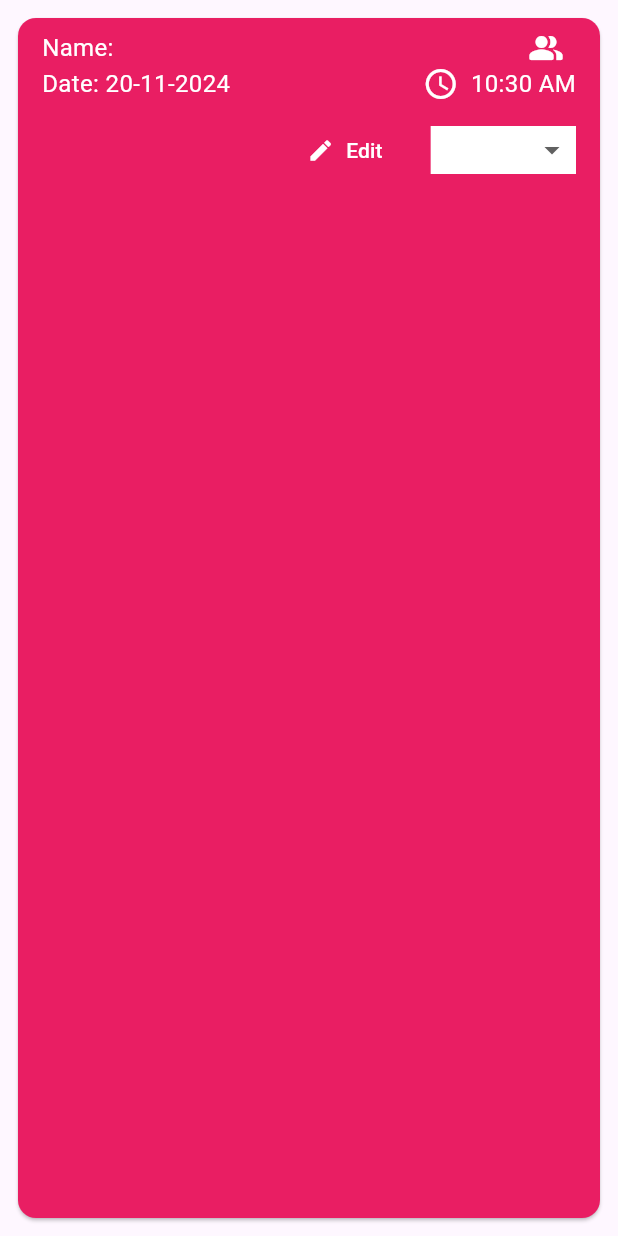
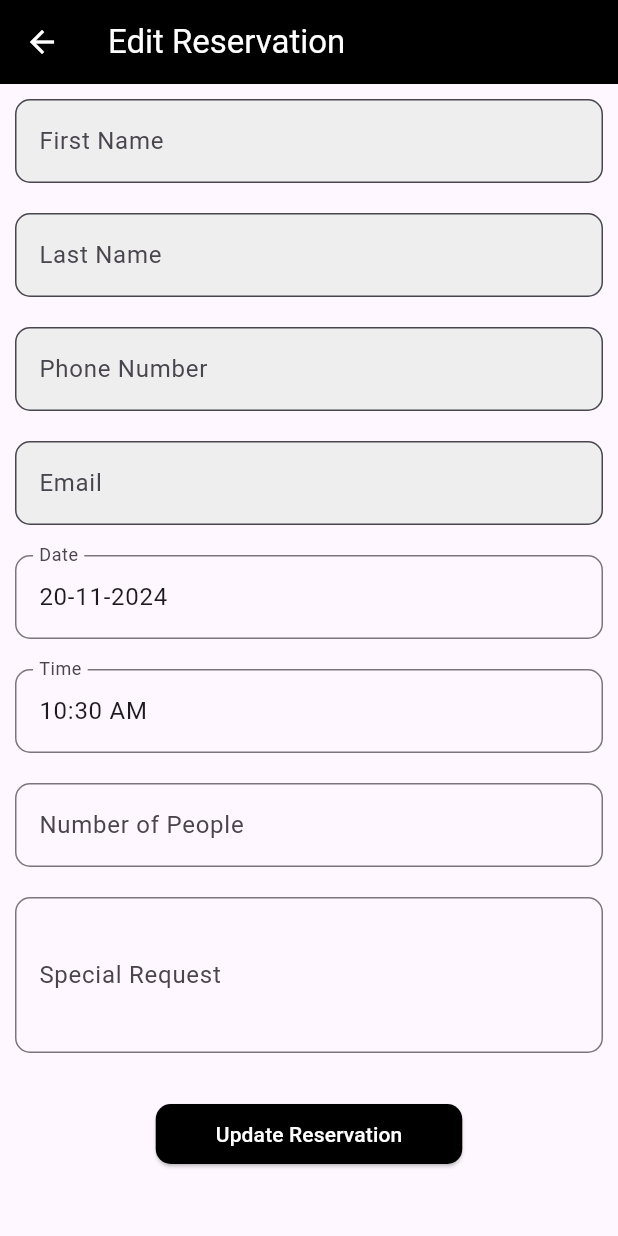
Before and after one commit to mousumi2002/Swift-Reservation, a Flutter app: the CardTile widget shown alone on an empty page, opened directly with empty values, after a tap on "Edit", on a phone screen of 412 x 824 dp. Run offline on Flutter 3.47's test engine with Material 3 defaults, Android fonts, the phone set to English and light mode, and no system bars; our stand-ins replace cloud_firestore, firebase_auth, firebase_core, firebase_ui_firestore, flutter_bloc, freezed_annotation and 1 more; accounts and stored records are empty.

Commit message:
Feat: Edit Reservation

```diff
--- a/lib/features/app/presentation/card_tile.dart
+++ b/lib/features/app/presentation/card_tile.dart
@@ -2,6 +2,7 @@ import 'package:cloud_firestore/cloud_firestore.dart';
 import 'package:firebase_auth/firebase_auth.dart';
 import 'package:flutter/material.dart';
 import 'package:intl/intl.dart';
+import 'package:swift_reservation/features/reservation/presentation/pages/edit_reservation_page.dart';
 
 class CardTile extends StatelessWidget {
   const CardTile({
@@ -13,6 +14,7 @@ class CardTile extends StatelessWidget {
     required this.specialRequests,
     required this.status,
     required this.docId,
+    required this.reservationData,
   });
   final String firstName;
   final String lastName;
@@ -21,6 +23,7 @@ class CardTile extends StatelessWidget {
   final String specialRequests;
   final String status;
   final String docId;
+  final Map<String, dynamic> reservationData;
 
   Color? cardColorByStatus(String status) {
     if (status == 'Confirmed') {
@@ -29,7 +32,7 @@ class CardTile extends StatelessWidget {
       return Colors.blueGrey.shade700;
     } else if (status == 'Cancelled') {
       return Colors.deepOrange.shade600;
-    }else{
+    } else {
       return Colors.pink;
     }
   }
@@ -126,7 +129,11 @@ class CardTile extends StatelessWidget {
                     width: 8,
                   ),
                   TextButton.icon(
-                    onPressed: () {},
+                    onPressed: () {
+                      Navigator.of(context).push(MaterialPageRoute(
+                          builder: (context) => EditReservationPage(
+                              reservationData: reservationData)));
+                    },
                     label: const Text(
                       'Edit',
                       style: TextStyle(color: Colors.white),
@@ -152,18 +159,19 @@ class CardTile extends StatelessWidget {
                         elevation: 16,
                         style: const TextStyle(color: Colors.black),
                         onChanged: (String? value) {
-                          if(value == null) {
+                          if (value == null) {
                             return;
                           }
                           final firestore = FirebaseFirestore.instance;
                           final uid = FirebaseAuth.instance.currentUser?.uid;
-                          final collectionRef = firestore.collection('business_reservations/$uid/reservations');
+                          final collectionRef = firestore.collection(
+                              'business_reservations/$uid/reservations');
                           final reservationDocRef = collectionRef.doc(docId);
-                          Map<String,String> updatedStatus = {'status' : value};
+                          Map<String, String> updatedStatus = {'status': value};
                           reservationDocRef.update(updatedStatus);
                         },
-                        items:
-                            statusList.map<DropdownMenuItem<String>>((String value) {
+                        items: statusList
+                            .map<DropdownMenuItem<String>>((String value) {
                           return DropdownMenuItem<String>(
                             value: value,
                             child: Text(value),
--- /dev/null
+++ b/lib/features/reservation/presentation/pages/edit_reservation_page.dart
@@ -0,0 +1,259 @@
+import 'package:cloud_firestore/cloud_firestore.dart';
+import 'package:flutter/material.dart';
+import 'package:flutter_bloc/flutter_bloc.dart';
+import 'package:intl/intl.dart';
+import '../../bloc/reservation_cubit.dart';
+
+class EditReservationPage extends StatefulWidget {
+  final Map<String, dynamic> reservationData;
+
+  const EditReservationPage({super.key, required this.reservationData});
+
+  @override
+  State<EditReservationPage> createState() => _EditReservationPageState();
+}
+
+class _EditReservationPageState extends State<EditReservationPage> {
+  final dateFormat = DateFormat('dd-MM-yyyy');
+  final dateTimeFormat = DateFormat('dd-MM-yyyy hh:mm');
+  final formKey = GlobalKey<FormState>();
+  final dateController = TextEditingController();
+  final timeController = TextEditingController();
+  final numberOfPeopleController = TextEditingController();
+  final firstNameController = TextEditingController();
+  final lastNameController = TextEditingController();
+  final phoneNumberController = TextEditingController();
+  final emailController = TextEditingController();
+  final specialRequestController = TextEditingController();
+
+  @override
+  void initState() {
+    super.initState();
+    WidgetsBinding.instance.addPostFrameCallback((_){
+      Timestamp timestamp = widget.reservationData['date'];
+      dateController.text = dateFormat.format(timestamp.toDate());
+      timeController.text =
+          TimeOfDay.fromDateTime(timestamp.toDate()).format(context);
+      numberOfPeopleController.text = widget.reservationData['numberOfPeople'];
+      firstNameController.text = widget.reservationData['firstName'];
+      lastNameController.text = widget.reservationData['lastName'];
+      phoneNumberController.text = widget.reservationData['phoneNumber'];
+      emailController.text = widget.reservationData['email'];
+      specialRequestController.text =
+          widget.reservationData['specialRequest'] ?? '';
+    });
+  }
+
+  Future<void> _selectDate(BuildContext context) async {
+    final Timestamp timestamp = widget.reservationData['date'];
+    DateTime? pickedDate = await showDatePicker(
+      context: context,
+      initialDate: timestamp.toDate(),
+      firstDate: DateTime.now(),
+      lastDate: DateTime(2100),
+    );
+
+    if (pickedDate != null) {
+      setState(() {
+        dateController.text = dateFormat.format(pickedDate);
+      });
+    }
+  }
+
+  Future<void> _selectTime(BuildContext context) async {
+    final Timestamp timestamp = widget.reservationData['date'];
+    TimeOfDay? pickedTime = await showTimePicker(
+      context: context,
+      initialTime: TimeOfDay.fromDateTime(timestamp.toDate()),
+    );
+
+    if (pickedTime != null) {
+      setState(() {
+        timeController.text =
+        '${pickedTime.hour.toString().padLeft(2, '0')}:${pickedTime.minute.toString().padLeft(2, '0')}';
+      });
+    }
+  }
+
+  @override
+  Widget build(BuildContext context) {
+    return BlocProvider<ReservationCubit>(
+      create: (context) => ReservationCubit(),
+      child: Scaffold(
+        appBar: AppBar(iconTheme: const IconThemeData(color: Colors.white),
+          title: const Text('Edit Reservation',style: TextStyle(color: Colors.white),),
+          backgroundColor: Colors.black,
+        ),
+        body: Form(
+          key: formKey,
+          child: SingleChildScrollView(
+            child: Column(
+              crossAxisAlignment: CrossAxisAlignment.center,
+              children: [
+                _buildDisabledField('First Name', firstNameController),
+                _buildDisabledField('Last Name', lastNameController),
+                _buildDisabledField('Phone Number', phoneNumberController),
+                _buildDisabledField('Email', emailController),
+                Padding(
+                  padding: const EdgeInsets.all(10.0),
+                  child: TextFormField(
+                    validator: (value) {
+                      if (value == null || value.isEmpty) {
+                        return 'Please enter date';
+                      }
+                      return null;
+                    },
+                    controller: dateController,
+                    decoration: const InputDecoration(
+                      border: OutlineInputBorder(
+                        borderRadius: BorderRadius.all(Radius.circular(10)),
+                      ),
+                      labelText: 'Date',
+                    ),
+                    readOnly: true,
+                    onTap: () {
+                      _selectDate(context);
+                    },
+                  ),
+                ),
+                Padding(
+                  padding: const EdgeInsets.all(10.0),
+                  child: TextFormField(
+                    validator: (value) {
+                      if (value == null || value.isEmpty) {
+                        return 'Please enter time';
+                      }
+                      return null;
+                    },
+                    controller: timeController,
+                    decoration: const InputDecoration(
+                      border: OutlineInputBorder(
+                        borderRadius: BorderRadius.all(Radius.circular(10)),
+                      ),
+                      labelText: 'Time',
+                    ),
+                    readOnly: true,
+                    onTap: () {
+                      _selectTime(context);
+                    },
+                  ),
+                ),
+                Padding(
+                  padding: const EdgeInsets.all(10.0),
+                  child: TextFormField(
+                    validator: (value) {
+                      if (value == null || value.isEmpty) {
+                        return 'Please enter number of people';
+                      }
+                      return null;
+                    },
+                    keyboardType: TextInputType.number,
+                    controller: numberOfPeopleController,
+                    decoration: const InputDecoration(
+                      border: OutlineInputBorder(
+                        borderRadius: BorderRadius.all(Radius.circular(10)),
+                      ),
+                      labelText: 'Number of People',
+                    ),
+                  ),
+                ),
+                Padding(
+                  padding: const EdgeInsets.all(10.0),
+                  child: TextFormField(
+                    maxLines: 3,
+                    controller: specialRequestController,
+                    decoration: const InputDecoration(
+                      border: OutlineInputBorder(
+                        borderRadius: BorderRadius.all(Radius.circular(10)),
+                      ),
+                      labelText: 'Special Request',
+                    ),
+                  ),
+                ),
+                const SizedBox(height: 20),
+                BlocConsumer<ReservationCubit, ReservationState>(
+                  listener: (context, state) {
+                    if (state.error != null) {
+                      ScaffoldMessenger.of(context).showSnackBar(
+                        SnackBar(
+                          content: Text(state.error!),
+                          backgroundColor: Colors.red,
+                        ),
+                      );
+                    } else if (state.success) {
+                      ScaffoldMessenger.of(context).showSnackBar(
+                        const SnackBar(
+                          content: Text('Reservation updated successfully'),
+                          backgroundColor: Colors.green,
+                        ),
+                      );
+                      Navigator.pop(context);
+                    }
+                  },
+                  listenWhen: (previous, current) {
+                    return current.error != null || previous.success != current.success;
+                  },
+                  builder: (context, state) {
+                    return state.isLoading
+                        ? const CircularProgressIndicator()
+                        : ElevatedButton(
+                      onPressed: () async {
+                        if (formKey.currentState!.validate()) {
+                          DateTime updatedDateTime = dateTimeFormat.parse(
+                            '${dateController.text} ${timeController.text}',
+                          );
+
+                          await context
+                              .read<ReservationCubit>()
+                              .updateReservation(
+                            widget.reservationData['id'], // Reservation ID
+                            {
+                              'date': updatedDateTime,
+                              'numberOfPeople': numberOfPeopleController.text,
+                            },
+                          );
+                        }
+                      },
+                      style: ElevatedButton.styleFrom(
+                        backgroundColor: Colors.black,
+                        padding: const EdgeInsets.symmetric(
+                            horizontal: 40, vertical: 10),
+                        shape: RoundedRectangleBorder(
+                          borderRadius: BorderRadius.circular(10),
+                        ),
+                      ),
+                      child: const Text(
+                        'Update Reservation',
+                        style: TextStyle(color: Colors.white),
+                      ),
+                    );
+                  },
+                ),
+              ],
+            ),
+          ),
+        ),
+      ),
+    );
+  }
+
+  Widget _buildDisabledField(String label, TextEditingController controller,
+      {int maxLines = 1}) {
+    return Padding(
+      padding: const EdgeInsets.all(10.0),
+      child: TextFormField(
+        controller: controller,
+        readOnly: true,
+        maxLines: maxLines,
+        decoration: InputDecoration(
+          border: const OutlineInputBorder(
+            borderRadius: BorderRadius.all(Radius.circular(10)),
+          ),
+          labelText: label,
+          filled: true,
+          fillColor: Colors.grey.shade200,
+        ),
+      ),
+    );
+  }
+}
--- a/lib/features/reservation/presentation/pages/manage_reservation_page.dart
+++ b/lib/features/reservation/presentation/pages/manage_reservation_page.dart
@@ -123,6 +123,7 @@ class _ManageReservationPageState extends State<ManageReservationPage> {
                     specialRequests: data['specialRequest'],
                     status: data['status'],
                     docId: data['id'],
+                    reservationData: data,
                   );
                 }),
           ),
```
Also changed, not shown: lib/features/reservation/bloc/reservation_cubit.dart (+15 -0 lines).
